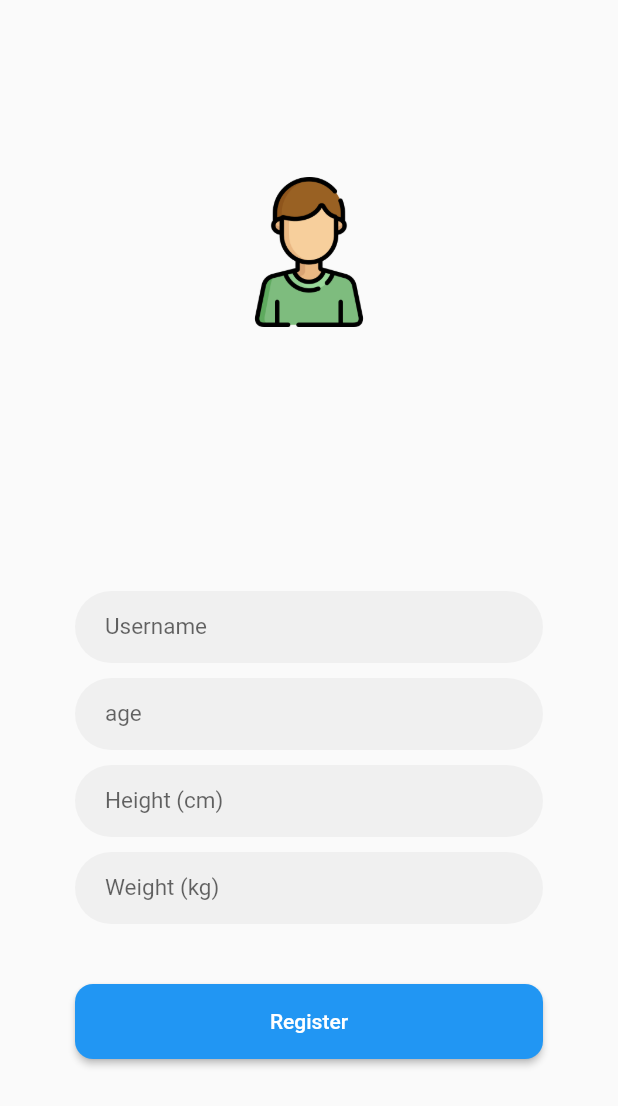
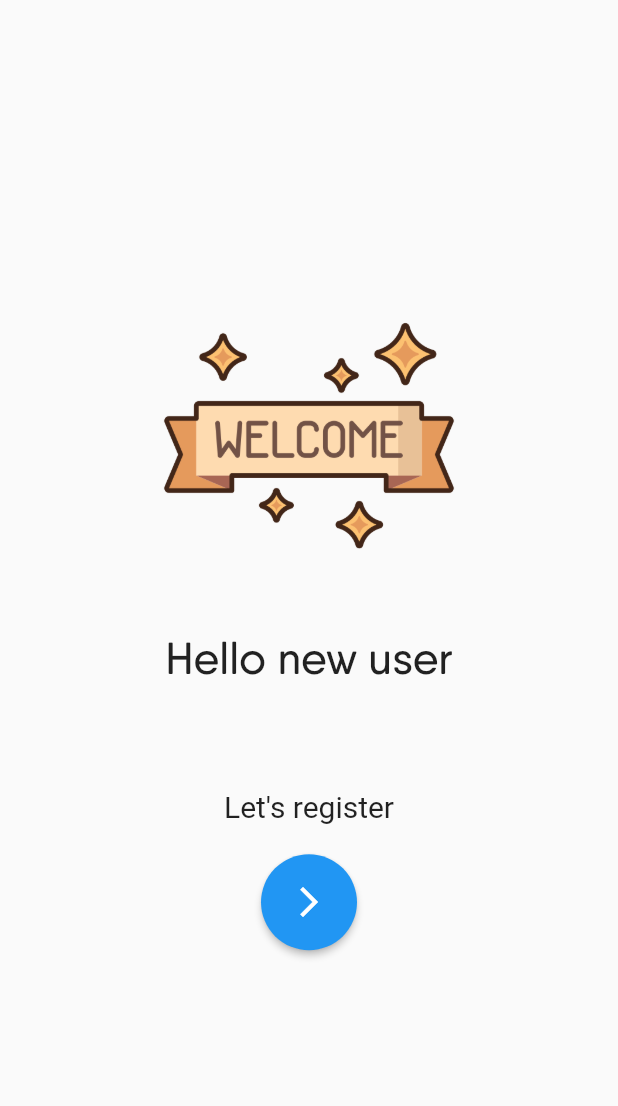
Before and after one commit to iconoyuri/food_agenda_flutter_app, a Flutter app: the screen it shows after launch, on a phone screen of 412 x 824 dp. Shown: the top 1106 px of the screen. Run offline on Flutter 3.47's test engine with Material 2 defaults, Android fonts, the phone set to English and light mode, and no system bars; our stand-ins replace flutter_spinkit, image_picker, sqflite, syncfusion_flutter_charts; missing offline and left inert: radio_group_v2; accounts and stored records are empty.

Commit message:
integrating welcome screen

```diff
--- a/lib/main.dart
+++ b/lib/main.dart
@@ -8,6 +8,7 @@ import 'package:itadakimasu/ui/screens/food_recognition_main_screen.dart';
 import 'package:itadakimasu/ui/screens/picker_image.dart';
 import 'package:itadakimasu/ui/screens/register_food.dart';
 import 'package:itadakimasu/ui/screens/registration_screen.dart';
+import 'package:itadakimasu/ui/screens/welcome_screen.dart';
 
 Future<void> main() async {
   // Ensure that plugin services are initialized so that `availableCameras()`
@@ -18,11 +19,11 @@ Future<void> main() async {
   runApp(MaterialApp(
     initialRoute: '/',
     routes: {
-      // TODO : change this route to "/"
       '/': ((context) => const LoadingScreen()),
+      '/welcome': ((context) => const WelcomeScreen()),
+      '/registration': ((context) => const RegistrationScreen()),
       '/home': ((context) => const HomeScreen()),
       '/recognition': ((context) => const RecognitionMainScreen()),
-      '/registration': ((context) => const RegistrationScreen()),
       '/annotation': ((context) => const PickerImage()),
       '/save/meal': ((context) => const RegisterFood()),
     },
--- a/lib/ui/screens/loading.dart
+++ b/lib/ui/screens/loading.dart
@@ -22,12 +22,11 @@ class _LoadingScreenState extends State<LoadingScreen> {
 
   Future<void> loadAssets(BuildContext context) async {
     determineUserExistence();
-    await Future.delayed(const Duration(seconds: 3), (() {
+    await Future.delayed(const Duration(seconds: 5), (() {
       if (existsUser) {
         Navigator.pushReplacementNamed(context, '/home');
       } else {
-        print("No user registered yet");
-        Navigator.pushReplacementNamed(context, '/registration');
+        Navigator.pushReplacementNamed(context, '/welcome');
       }
     }));
   }
--- /dev/null
+++ b/lib/ui/screens/welcome_screen.dart
@@ -0,0 +1,63 @@
+import 'package:flutter/material.dart';
+import 'package:flutter/rendering.dart';
+
+class WelcomeScreen extends StatelessWidget {
+  const WelcomeScreen({super.key});
+
+  @override
+  Widget build(BuildContext context) {
+    return Scaffold(
+      body: SafeArea(
+          child: Container(
+        padding: const EdgeInsets.symmetric(horizontal: 20, vertical: 40),
+        child: Column(
+            mainAxisAlignment: MainAxisAlignment.center,
+            crossAxisAlignment: CrossAxisAlignment.center,
+            children: <Widget>[
+              Image.asset(
+                "assets/images/welcome.png",
+                width: 200,
+                height: 200,
+              ),
+              const SizedBox(
+                height: 30,
+              ),
+              const Text(
+                "Hello new user",
+                style: TextStyle(
+                  fontFamily: 'QanelasSoft',
+                  fontSize: 30,
+                ),
+              ),
+              const SizedBox(
+                height: 70,
+              ),
+              Column(
+                children: <Widget>[
+                  const Text(
+                    "Let's register",
+                    style: TextStyle(fontSize: 20),
+                  ),
+                  const SizedBox(
+                    height: 20,
+                  ),
+                  ElevatedButton(
+                      onPressed: () => {
+                            Navigator.pushReplacementNamed(
+                                context, '/registration')
+                          },
+                      style: ElevatedButton.styleFrom(
+                        // primary: Colors.black,
+
+                        shape: const CircleBorder(),
+                        padding: const EdgeInsets.all(20),
+                        minimumSize: const Size.fromHeight(50), // NEW
+                      ),
+                      child: const Icon(Icons.arrow_forward_ios_sharp))
+                ],
+              )
+            ]),
+      )),
+    );
+  }
+}
```
Also changed, not shown: assets/images/welcome.png (added).
